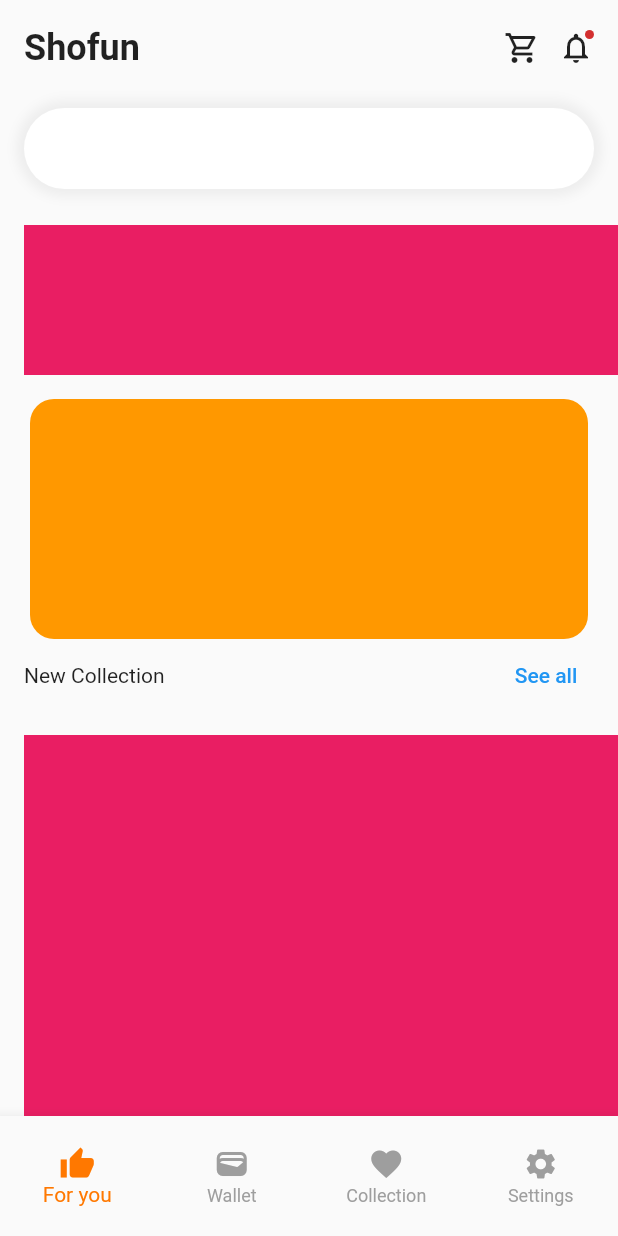
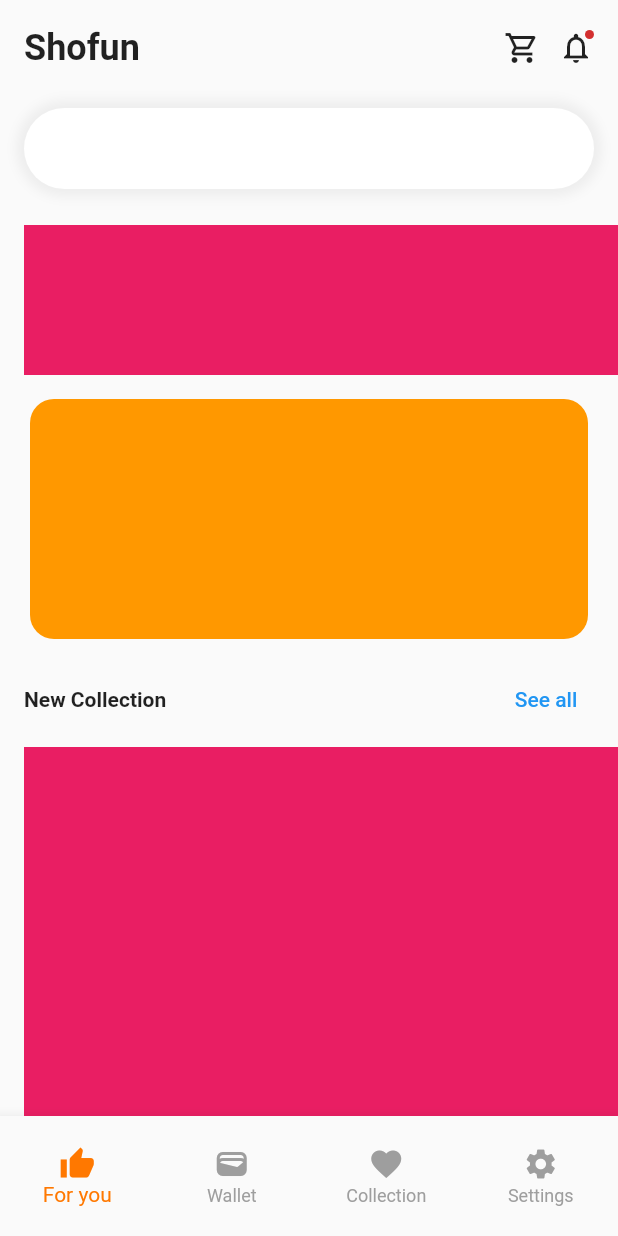
Before and after one commit to JAICHANGPARK/flutter_notebook_chapter_24, a Flutter app: the EcommerceMainPage screen opened directly, on a phone screen of 412 x 824 dp. Run offline on Flutter 3.47's test engine with Material 2 defaults, Android fonts, the phone set to English and light mode, and no system bars; our stand-ins replace flutter_riverpod, freezed_annotation, ionicons, percent_indicator; missing offline and left inert: crypto_font_icons; network calls fail.

Commit message:
Update ecommerce_home_widget.dart

```diff
--- a/lib/ep1383_ecommerce_app/view/ecommerce_home_widget.dart
+++ b/lib/ep1383_ecommerce_app/view/ecommerce_home_widget.dart
@@ -72,11 +72,16 @@ class _EcommerceHomeWidgetState extends State<EcommerceHomeWidget> {
                   ),
                 ),
                 Padding(
-                  padding: const EdgeInsets.symmetric(horizontal: 16),
+                  padding: const EdgeInsets.fromLTRB(16, 16, 16, 0),
                   child: Row(
                     mainAxisAlignment: MainAxisAlignment.spaceBetween,
                     children: [
-                      const Text("New Collection"),
+                      const Text(
+                        "New Collection",
+                        style: TextStyle(
+                          fontWeight: FontWeight.bold,
+                        ),
+                      ),
                       TextButton(
                         onPressed: () {},
                         child: const Text("See all"),
@@ -85,7 +90,7 @@ class _EcommerceHomeWidgetState extends State<EcommerceHomeWidget> {
                   ),
                 ),
                 Container(
-                  margin: EdgeInsets.fromLTRB(16, 16, 0, 16),
+                  margin: EdgeInsets.fromLTRB(16, 8, 0, 16),
                   height: 300,
                   color: Colors.pink,
                 ),
```
